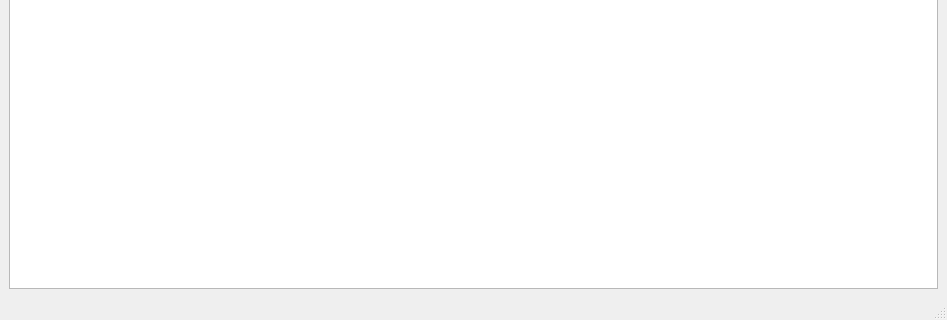
Old version of the form Console/consoleView.ui in the repository erudisill/bitstorm-gateway; both pictures show x 0 to 947 and y 383 to 703 of the 947 by 703 pixel window.
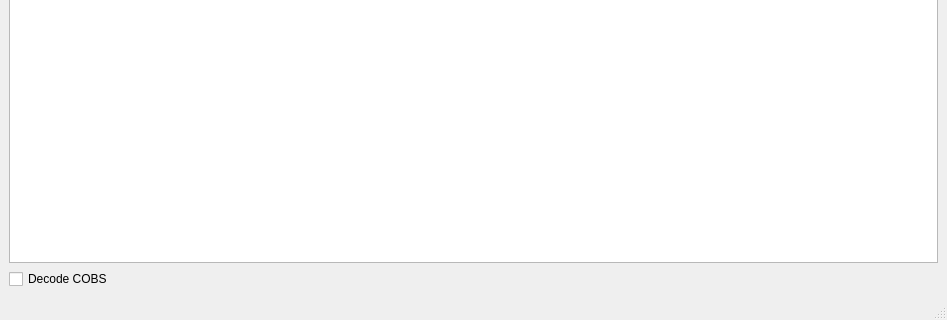
New version of the form.

Commit message: Added Decode COBS checkbox

What changed in the file:
```diff
--- a/Console/consoleView.ui
+++ b/Console/consoleView.ui
@@ -130,6 +130,17 @@
       </property>
      </widget>
     </item>
+    <item>
+     <layout class="QHBoxLayout" name="horizontalLayout_3">
+      <item>
+       <widget class="QCheckBox" name="checkDecodeCobs">
+        <property name="text">
+         <string>Decode COBS</string>
+        </property>
+       </widget>
+      </item>
+     </layout>
+    </item>
    </layout>
   </widget>
   <widget class="QStatusBar" name="statusbar"/>
```
The commit also changes 2 other files.
